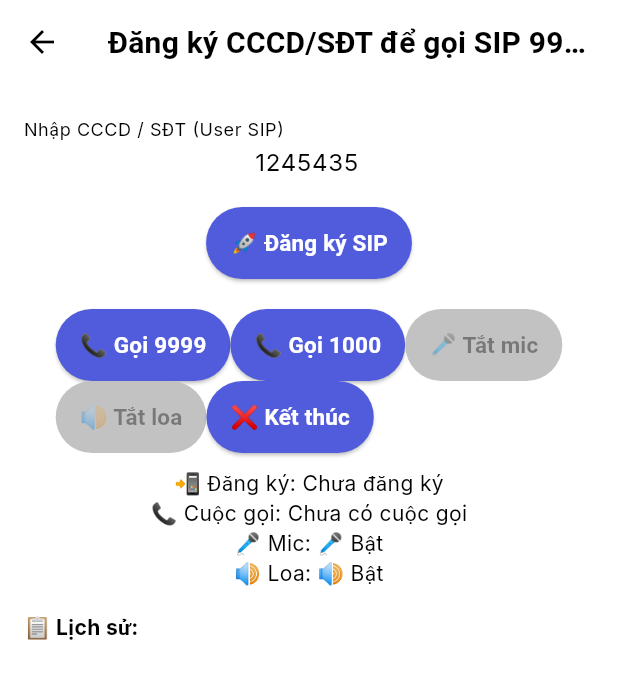
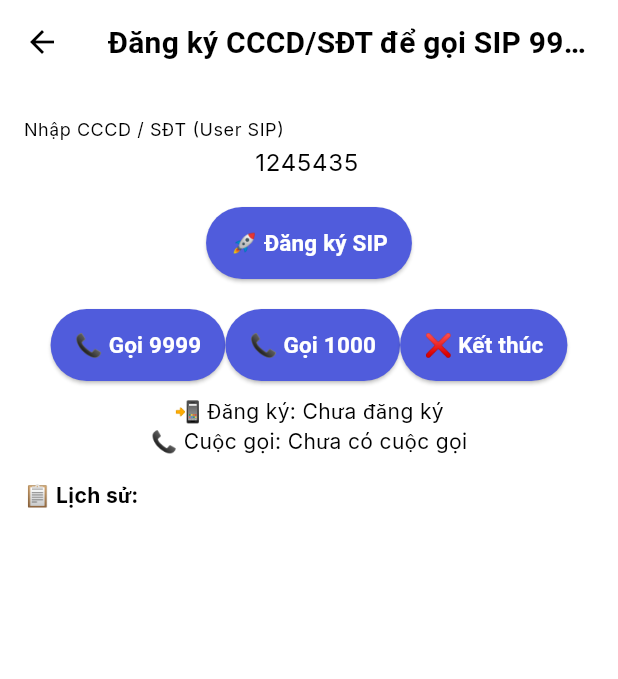
Before and after one commit to Huy28122003/training_softdreams, a Flutter app: the CallPage screen opened by its route, on a phone screen of 412 x 824 dp. Shown: the top 679 px of the screen. Run offline on Flutter 3.47's test engine with Material 3 defaults, Android fonts, the light colour scheme and no system bars; our stand-ins replace bloc, cloud_firestore, connectivity_plus, dartz, device_info_plus, dio and 20 more; missing offline and left inert: flutter_inappwebview, otp_pin_field, sip_ua; accounts and stored records are empty; generated files the repository leaves out were written again.

Commit message:
update call page

```diff
--- a/lib/presentation/pages/call/call_page.dart
+++ b/lib/presentation/pages/call/call_page.dart
@@ -5,19 +5,17 @@ class CallPage extends StatefulWidget {
   const CallPage({super.key});
 
   @override
-  State<CallPage> createState() => _CallPageState();
+  State<CallPage> createState() => _UserScreenState();
 }
 
-class _CallPageState extends State<CallPage> implements SipUaHelperListener {
+class _UserScreenState extends State<CallPage>
+    implements SipUaHelperListener {
   final SIPUAHelper _helper = SIPUAHelper();
   final TextEditingController _usernameController =
-      TextEditingController(text: "1245435");
+  TextEditingController(text: "1245435");
 
   String _registerStatus = 'Chưa đăng ký';
   String _callStatus = 'Chưa có cuộc gọi';
-  bool _isMicMuted = false;
-  bool _isSpeakerMuted = false;
-  Call? _currentCall;
   final List<String> _logs = [];
 
   @override
@@ -70,44 +68,6 @@ class _CallPageState extends State<CallPage> implements SipUaHelperListener {
     _addLog('Đã gửi yêu cầu kết thúc cuộc gọi');
   }
 
-  void _toggleMic() {
-    if (_currentCall == null) {
-      _addLog('❌ Không có cuộc gọi nào để điều khiển mic');
-      return;
-    }
-
-    setState(() {
-      _isMicMuted = !_isMicMuted;
-    });
-
-    if (_isMicMuted) {
-      _currentCall!.mute(true, false);
-      _addLog('🔇 Đã tắt mic');
-    } else {
-      _currentCall!.unmute(true, false);
-      _addLog('🎤 Đã bật mic');
-    }
-  }
-
-  void _toggleSpeaker() {
-    if (_currentCall == null) {
-      _addLog('❌ Không có cuộc gọi nào để điều khiển loa ngoài');
-      return;
-    }
-
-    setState(() {
-      _isSpeakerMuted = !_isSpeakerMuted;
-    });
-
-    if (_isSpeakerMuted) {
-      _currentCall!.mute(false, true);
-      _addLog('🔇 Đã tắt loa ngoài');
-    } else {
-      _currentCall!.unmute(false, true);
-      _addLog('🔊 Đã bật loa ngoài');
-    }
-  }
-
   @override
   Widget build(BuildContext context) {
     return Scaffold(
@@ -146,26 +106,6 @@ class _CallPageState extends State<CallPage> implements SipUaHelperListener {
                   child: const Text('📞 Gọi 1000'),
                 ),
                 ElevatedButton(
-                  onPressed: _currentCall != null ? _toggleMic : null,
-                  style: ElevatedButton.styleFrom(
-                    backgroundColor: _currentCall != null
-                        ? (_isMicMuted ? Colors.red : Colors.green)
-                        : Colors.grey,
-                    foregroundColor: Colors.white,
-                  ),
-                  child: Text(_isMicMuted ? '🔇 Bật mic' : '🎤 Tắt mic'),
-                ),
-                ElevatedButton(
-                  onPressed: _currentCall != null ? _toggleSpeaker : null,
-                  style: ElevatedButton.styleFrom(
-                    backgroundColor: _currentCall != null
-                        ? (_isSpeakerMuted ? Colors.red : Colors.blue)
-                        : Colors.grey,
-                    foregroundColor: Colors.white,
-                  ),
-                  child: Text(_isSpeakerMuted ? '🔇 Bật loa' : '🔊 Tắt loa'),
-                ),
-                ElevatedButton(
                   onPressed: _hangUp,
                   child: const Text('❌ Kết thúc'),
                 ),
@@ -174,8 +114,6 @@ class _CallPageState extends State<CallPage> implements SipUaHelperListener {
             const SizedBox(height: 10),
             Text('📲 Đăng ký: $_registerStatus'),
             Text('📞 Cuộc gọi: $_callStatus'),
-            Text('🎤 Mic: ${_isMicMuted ? "🔇 Tắt" : "🎤 Bật"}'),
-            Text('🔊 Loa: ${_isSpeakerMuted ? "🔇 Tắt" : "🔊 Bật"}'),
             const Divider(),
             const Align(
               alignment: Alignment.centerLeft,
@@ -204,19 +142,6 @@ class _CallPageState extends State<CallPage> implements SipUaHelperListener {
   void callStateChanged(Call call, CallState state) {
     setState(() {
       _callStatus = state.state.toString();
-      // Lưu trữ cuộc gọi hiện tại khi bắt đầu cuộc gọi
-      if (state.state.toString().contains('CONNECTING') ||
-          state.state.toString().contains('PROGRESS') ||
-          state.state.toString().contains('ACCEPTED') ||
-          state.state.toString().contains('CONFIRMED')) {
-        _currentCall = call;
-      }
-      // Xóa cuộc gọi khi kết thúc
-      if (state.state.toString().contains('ENDED') ||
-          state.state.toString().contains('FAILED')) {
-        _currentCall = null;
-        _isMicMuted = false;
-      }
     });
     _addLog('Trạng thái cuộc gọi: ${state.state}');
     debugPrint('📞 Call State: ${state.state}');
```
